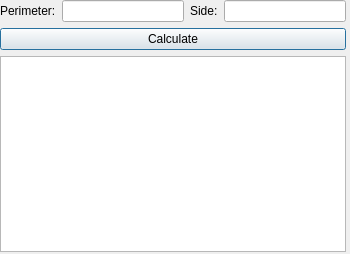
The window that src/gui/square_perimeter.ui (ayham-1/upperLowerBounds) describes before a commit, drawn with Qt 5.
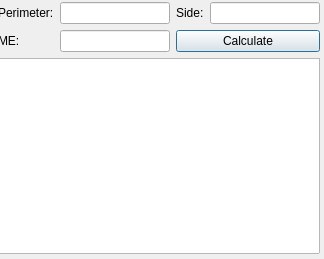
The same window after the commit.

Commit message:
Fix UI missing max-error input.
- Missing max-error input fix.
- Add gitlab-cicd qmake build.

Patch:
```diff
--- a/src/gui/square_perimeter.ui
+++ b/src/gui/square_perimeter.ui
@@ -6,24 +6,24 @@
    <rect>
     <x>0</x>
     <y>0</y>
-    <width>350</width>
-    <height>254</height>
+    <width>324</width>
+    <height>259</height>
    </rect>
   </property>
   <property name="windowTitle">
    <string>Square Formula: Perimeter</string>
   </property>
-  <widget class="QWidget" name="layoutWidget">
+  <widget class="QWidget" name="">
    <property name="geometry">
     <rect>
-     <x>0</x>
-     <y>0</y>
-     <width>346</width>
+     <x>-2</x>
+     <y>2</y>
+     <width>322</width>
      <height>252</height>
     </rect>
    </property>
-   <layout class="QVBoxLayout" name="verticalLayout">
-    <item>
+   <layout class="QGridLayout" name="gridLayout_2">
+    <item row="0" column="0">
      <layout class="QGridLayout" name="gridLayout">
       <item row="0" column="0">
        <widget class="QLabel" name="label">
@@ -45,7 +45,17 @@
       <item row="0" column="3">
        <widget class="QLineEdit" name="sideText"/>
       </item>
-      <item row="1" column="0" colspan="4">
+      <item row="1" column="0">
+       <widget class="QLabel" name="label_3">
+        <property name="text">
+         <string>ME:</string>
+        </property>
+       </widget>
+      </item>
+      <item row="1" column="1">
+       <widget class="QLineEdit" name="maxErrorText"/>
+      </item>
+      <item row="1" column="2" colspan="2">
        <widget class="QPushButton" name="calculateBtn">
         <property name="text">
          <string>Calculate</string>
@@ -54,7 +64,7 @@
       </item>
      </layout>
     </item>
-    <item>
+    <item row="1" column="0">
      <widget class="QPlainTextEdit" name="plainTextEdit"/>
     </item>
    </layout>
```
The commit also changes 16 other files.
